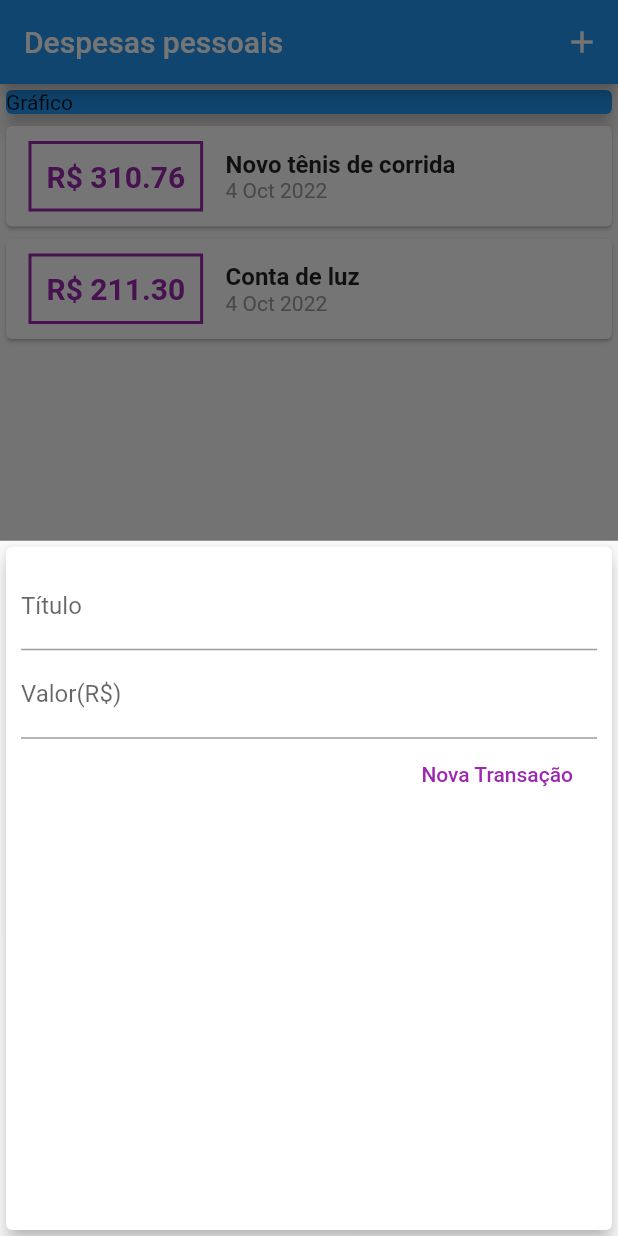
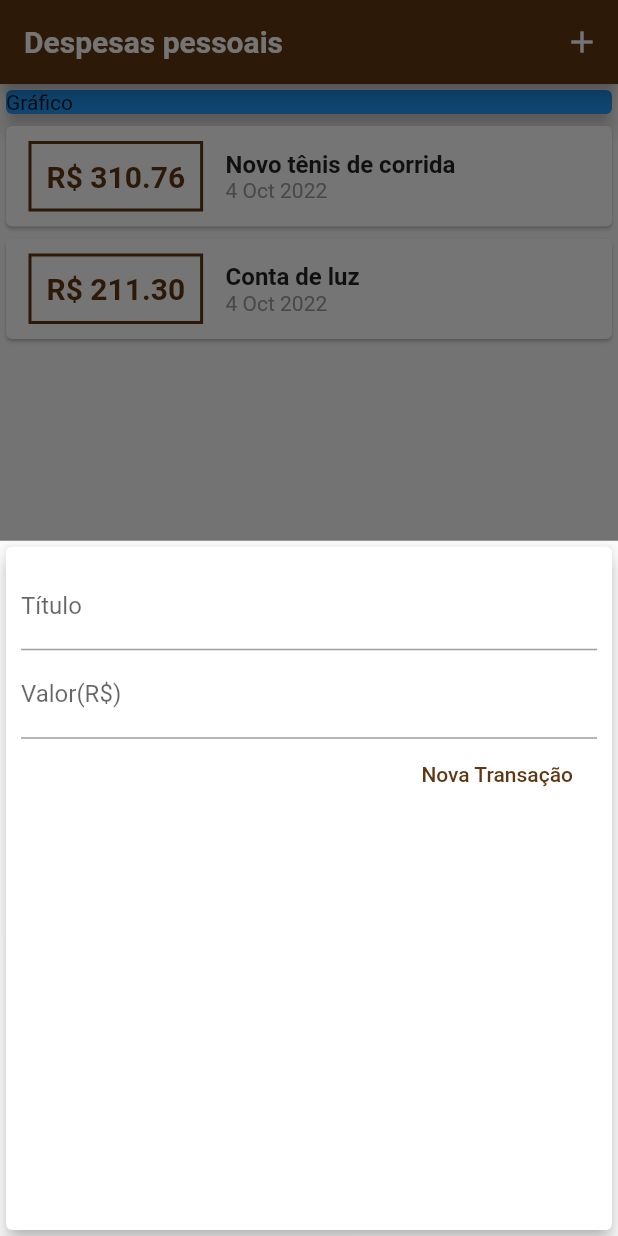
Before and after one commit to FelipeCourtois/despesas_app, a Flutter app: the screen it shows after launch, after a tap on the "add" icon, on a phone screen of 412 x 824 dp. Run offline on Flutter 3.47's test engine with Material 2 defaults, Android fonts, the phone set to English and light mode, and no system bars; Roboto replaces fonts that are missing (OpenSans).

Commit message:
fechando modal e adicionando theme

```diff
--- a/lib/components/transaction_form.dart
+++ b/lib/components/transaction_form.dart
@@ -53,7 +53,7 @@ class _TransactionFormState extends State<TransactionForm> {
                   },
                   child: Text('Nova Transação'),
                   style: ElevatedButton.styleFrom(
-                      foregroundColor: Colors.purple,
+                      foregroundColor: Theme.of(context).colorScheme.primary,
                       backgroundColor: Colors.white,
                       elevation: 0),
                 ),
--- a/lib/components/transaction_list.dart
+++ b/lib/components/transaction_list.dart
@@ -26,7 +26,7 @@ class TransactionList extends StatelessWidget {
                   ),
                   decoration: BoxDecoration(
                       border: Border.all(
-                    color: Colors.purple,
+                    color: Theme.of(context).colorScheme.primary,
                     width: 2,
                   )),
                   padding: EdgeInsets.all(10),
@@ -35,7 +35,7 @@ class TransactionList extends StatelessWidget {
                     style: TextStyle(
                       fontWeight: FontWeight.bold,
                       fontSize: 20,
-                      color: Colors.purple,
+                      color: Theme.of(context).colorScheme.primary,
                     ),
                   ),
                 ),
--- a/lib/main.dart
+++ b/lib/main.dart
@@ -11,8 +11,32 @@ class ExpensesApp extends StatelessWidget {
 
   @override
   Widget build(BuildContext context) {
+        final ThemeData tema = ThemeData();
+     Color c1 = const Color((0x5f3711)).withOpacity(1);
+     Color c2 = const Color((0xd4c098)).withOpacity(1);
     return MaterialApp(
       home: MyHomePage(),
+          theme: tema.copyWith(
+            colorScheme: tema.colorScheme.copyWith(
+              primary: c1,
+              secondary: c2,
+            ),
+            textTheme: tema.textTheme.copyWith(
+              headline6: TextStyle(
+                fontFamily: 'OpenSans',
+                fontSize: 18,
+                fontWeight: FontWeight.bold,
+                color: Colors.black,
+              ),
+            ),
+            appBarTheme: AppBarTheme(
+              titleTextStyle: TextStyle(
+                fontFamily: 'OpenSans',
+                fontSize: 20,
+                fontWeight: FontWeight.bold,
+              ),
+            ),
+          ),
     );
   }
 }
@@ -47,6 +71,8 @@ class _MyHomePageState extends State<MyHomePage> {
     setState(() {
       _transactions.add(newTransaction);
     });
+
+    Navigator.of(context).pop();
   }
 
   _openTransactionFormModal(BuildContext context) {
@@ -76,6 +102,7 @@ class _MyHomePageState extends State<MyHomePage> {
           crossAxisAlignment: CrossAxisAlignment.stretch,
           children: [
             Container(
+                  width: double.infinity,
               child: Card(
                 color: Colors.blue,
                 child: Text('Gráfico'),
```
